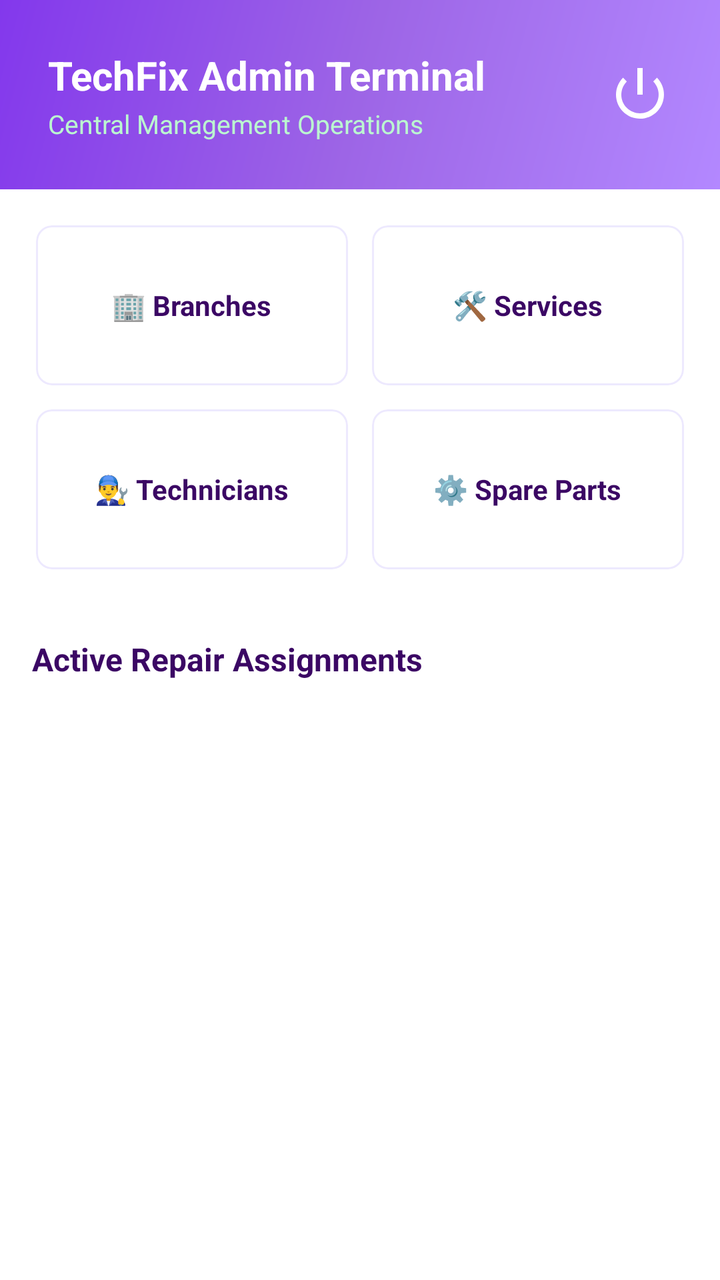
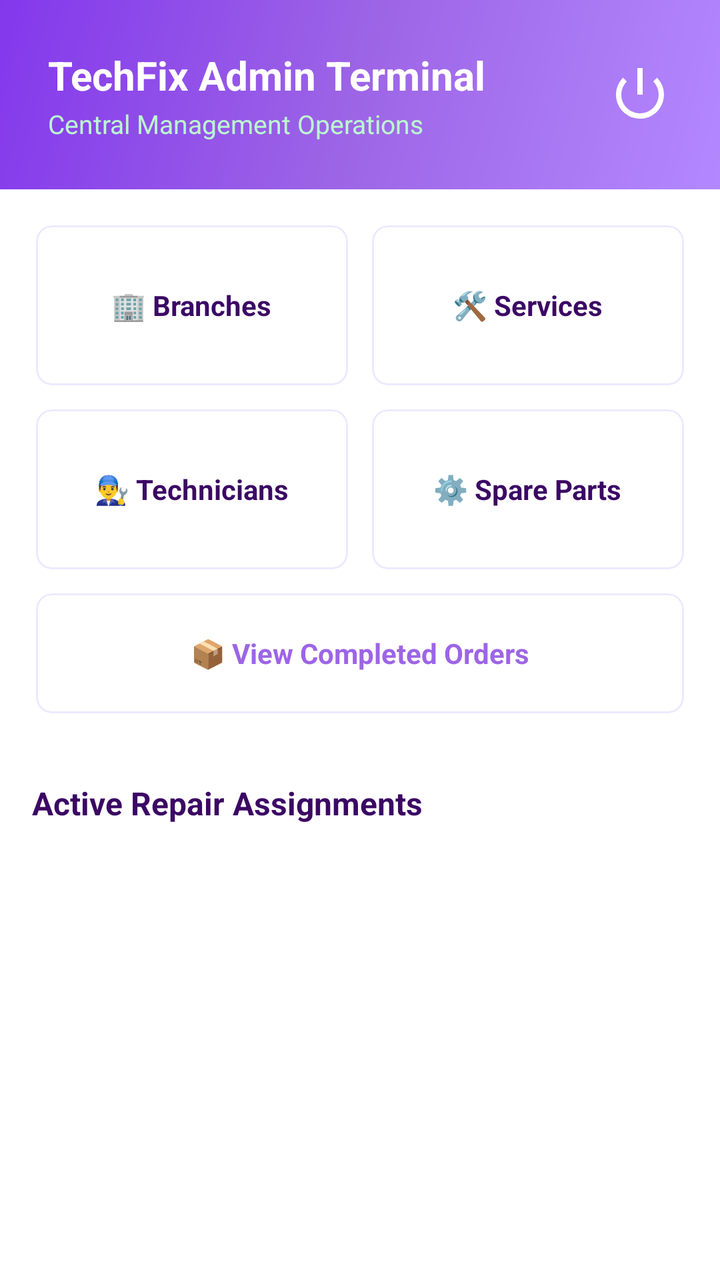

Before-and-after screenshots of an Android layout around one commit, followed by the original layout XML and the change that was made.
<!-- AndroidManifest.xml: application theme Theme.TechFix -->
<!-- res/layout/activity_admin_dashboard.xml -->
<?xml version="1.0" encoding="utf-8"?>
<androidx.constraintlayout.widget.ConstraintLayout 
    xmlns:android="http://schemas.android.com/apk/res/android"
    xmlns:app="http://schemas.android.com/apk/res-auto"
    xmlns:tools="http://schemas.android.com/tools"
    android:layout_width="match_parent"
    android:layout_height="match_parent"
    android:background="@color/surfaceColor"
    tools:context="com.techfix.app.admin.AdminDashboardActivity">

    
    <RelativeLayout
        android:id="@+id/headerBar"
        android:layout_width="match_parent"
        android:layout_height="wrap_content"
        android:background="@drawable/gradient_primary"
        android:padding="24dp"
        app:layout_constraintTop_toTopOf="parent">

        <TextView
            android:id="@+id/adminTitleText"
            android:layout_width="wrap_content"
            android:layout_height="wrap_content"
            android:text="TechFix Admin Terminal"
            android:textSize="20sp"
            android:textStyle="bold"
            android:textColor="@color/white" />

        <TextView
            android:id="@+id/adminSubtitleText"
            android:layout_width="wrap_content"
            android:layout_height="wrap_content"
            android:text="Central Management Operations"
            android:textSize="13sp"
            android:textColor="@color/secondaryLightColor"
            android:layout_below="@id/adminTitleText"
            android:layout_marginTop="2dp" />

        <ImageView
            android:id="@+id/adminLogoutIcon"
            android:layout_width="32dp"
            android:layout_height="32dp"
            android:layout_alignParentEnd="true"
            android:layout_centerVertical="true"
            android:src="@android:drawable/ic_lock_power_off"
            android:contentDescription="Log Out"
            app:tint="@color/white" />
    </RelativeLayout>

    
    <GridLayout
        android:id="@+id/crudGrid"
        android:layout_width="match_parent"
        android:layout_height="wrap_content"
        android:columnCount="2"
        android:rowCount="2"
        android:padding="12dp"
        app:layout_constraintTop_toBottomOf="@id/headerBar">

        
        <com.google.android.material.card.MaterialCardView
            android:id="@+id/cardManageBranches"
            android:layout_width="0dp"
            android:layout_height="80dp"
            android:layout_columnWeight="1"
            android:layout_margin="6dp"
            app:cardCornerRadius="8dp"
            app:strokeWidth="1dp"
            app:strokeColor="@color/dividerColor">
            <LinearLayout
                android:layout_width="match_parent"
                android:layout_height="match_parent"
                android:gravity="center"
                android:orientation="vertical">
                <TextView
                    android:layout_width="wrap_content"
                    android:layout_height="wrap_content"
                    android:text="🏢 Branches"
                    android:textSize="14sp"
                    android:textStyle="bold"
                    android:textColor="@color/textPrimary" />
            </LinearLayout>
        </com.google.android.material.card.MaterialCardView>

        
        <com.google.android.material.card.MaterialCardView
            android:id="@+id/cardManageServices"
            android:layout_width="0dp"
            android:layout_height="80dp"
            android:layout_columnWeight="1"
            android:layout_margin="6dp"
            app:cardCornerRadius="8dp"
            app:strokeWidth="1dp"
            app:strokeColor="@color/dividerColor">
            <LinearLayout
                android:layout_width="match_parent"
                android:layout_height="match_parent"
                android:gravity="center"
                android:orientation="vertical">
                <TextView
                    android:layout_width="wrap_content"
                    android:layout_height="wrap_content"
                    android:text="🛠️ Services"
                    android:textSize="14sp"
                    android:textStyle="bold"
                    android:textColor="@color/textPrimary" />
            </LinearLayout>
        </com.google.android.material.card.MaterialCardView>

        
        <com.google.android.material.card.MaterialCardView
            android:id="@+id/cardManageTechnicians"
            android:layout_width="0dp"
            android:layout_height="80dp"
            android:layout_columnWeight="1"
            android:layout_margin="6dp"
            app:cardCornerRadius="8dp"
            app:strokeWidth="1dp"
            app:strokeColor="@color/dividerColor">
            <LinearLayout
                android:layout_width="match_parent"
                android:layout_height="match_parent"
                android:gravity="center"
                android:orientation="vertical">
                <TextView
                    android:layout_width="wrap_content"
                    android:layout_height="wrap_content"
                    android:text="👨‍🔧 Technicians"
                    android:textSize="14sp"
                    android:textStyle="bold"
                    android:textColor="@color/textPrimary" />
            </LinearLayout>
        </com.google.android.material.card.MaterialCardView>

        
        <com.google.android.material.card.MaterialCardView
            android:id="@+id/cardManageParts"
            android:layout_width="0dp"
            android:layout_height="80dp"
            android:layout_columnWeight="1"
            android:layout_margin="6dp"
            app:cardCornerRadius="8dp"
            app:strokeWidth="1dp"
            app:strokeColor="@color/dividerColor">
            <LinearLayout
                android:layout_width="match_parent"
                android:layout_height="match_parent"
                android:gravity="center"
                android:orientation="vertical">
                <TextView
                    android:layout_width="wrap_content"
                    android:layout_height="wrap_content"
                    android:text="⚙️ Spare Parts"
                    android:textSize="14sp"
                    android:textStyle="bold"
                    android:textColor="@color/textPrimary" />
            </LinearLayout>
        </com.google.android.material.card.MaterialCardView>
    </GridLayout>

    
    <TextView
        android:id="@+id/adminListTitle"
        android:layout_width="wrap_content"
        android:layout_height="wrap_content"
        android:text="Active Repair Assignments"
        android:textSize="16sp"
        android:textStyle="bold"
        android:textColor="@color/textPrimary"
        android:layout_margin="16dp"
        app:layout_constraintTop_toBottomOf="@id/crudGrid"
        app:layout_constraintStart_toStartOf="parent" />

    
    <androidx.recyclerview.widget.RecyclerView
        android:id="@+id/adminRecyclerView"
        android:layout_width="match_parent"
        android:layout_height="0dp"
        android:layout_marginTop="8dp"
        app:layout_constraintTop_toBottomOf="@id/adminListTitle"
        app:layout_constraintBottom_toBottomOf="parent"
        tools:listitem="@android:layout/simple_list_item_2" />

    
    <TextView
        android:id="@+id/noAdminJobsText"
        android:layout_width="wrap_content"
        android:layout_height="wrap_content"
        android:text="No repair tickets registered in the database."
        android:textColor="@color/textSecondary"
        android:textSize="14sp"
        android:visibility="gone"
        app:layout_constraintTop_toTopOf="parent"
        app:layout_constraintBottom_toBottomOf="parent"
        app:layout_constraintStart_toStartOf="parent"
        app:layout_constraintEnd_toEndOf="parent" />

</androidx.constraintlayout.widget.ConstraintLayout>
<!-- resources referenced by this layout -->
<resources>
  <color name="dividerColor">#EDE9FE</color>
  <color name="secondaryLightColor">#BBF7D0</color>
  <color name="surfaceColor">#FFFFFF</color>
  <color name="textPrimary">#3B0764</color>
  <color name="textSecondary">#8B5CF6</color>
  <color name="white">#FFFFFFFF</color>
  <!-- drawable gradient_primary (drawable) -->
  <?xml version="1.0" encoding="utf-8"?>
  <shape xmlns:android="http://schemas.android.com/apk/res/android"
      android:shape="rectangle">
      <gradient
          android:angle="135"
          android:startColor="#B388FF"
          android:centerColor="#9D65E6"
          android:endColor="#8338EC"
          android:type="linear" />
  </shape>
  <style name="Theme.TechFix" parent="Base.Theme.TechFix" />
  <style name="Base.Theme.TechFix" parent="Theme.Material3.DayNight.NoActionBar">
          
          <item name="colorPrimary">@color/primaryColor</item>
          <item name="colorPrimaryDark">@color/primaryDarkColor</item>
          <item name="colorSecondary">@color/secondaryColor</item>
          <item name="colorError">@color/errorColor</item>
          
          
          <item name="android:windowBackground">@color/backgroundColor</item>
          <item name="colorSurface">@color/surfaceColor</item>
          <item name="colorOnPrimary">@color/white</item>
          <item name="colorOnSecondary">@color/white</item>
      </style>
  <color name="primaryColor">#9D65E6</color>
  <color name="primaryDarkColor">#6D28D9</color>
  <color name="secondaryColor">#8DE8B5</color>
  <color name="errorColor">#EF4444</color>
  <color name="backgroundColor">#F7F2FE</color>
</resources>

<!-- the commit's change to res/layout/activity_admin_dashboard.xml (unified diff, before → after) -->
@@ -53,7 +53,7 @@
         android:layout_width="match_parent"
         android:layout_height="wrap_content"
         android:columnCount="2"
-        android:rowCount="2"
+        android:rowCount="3"
         android:padding="12dp"
         app:layout_constraintTop_toBottomOf="@id/headerBar">
 
@@ -154,6 +154,31 @@
                     android:textSize="14sp"
                     android:textStyle="bold"
                     android:textColor="@color/textPrimary" />
+            </LinearLayout>
+        </com.google.android.material.card.MaterialCardView>
+
+        
+        <com.google.android.material.card.MaterialCardView
+            android:id="@+id/cardCompletedOrders"
+            android:layout_width="match_parent"
+            android:layout_height="60dp"
+            android:layout_columnSpan="2"
+            android:layout_margin="6dp"
+            app:cardCornerRadius="8dp"
+            app:strokeWidth="1dp"
+            app:strokeColor="@color/dividerColor">
+            <LinearLayout
+                android:layout_width="match_parent"
+                android:layout_height="match_parent"
+                android:gravity="center"
+                android:orientation="horizontal">
+                <TextView
+                    android:layout_width="wrap_content"
+                    android:layout_height="wrap_content"
+                    android:text="📦 View Completed Orders"
+                    android:textSize="14sp"
+                    android:textStyle="bold"
+                    android:textColor="@color/primaryColor" />
             </LinearLayout>
         </com.google.android.material.card.MaterialCardView>
     </GridLayout>
